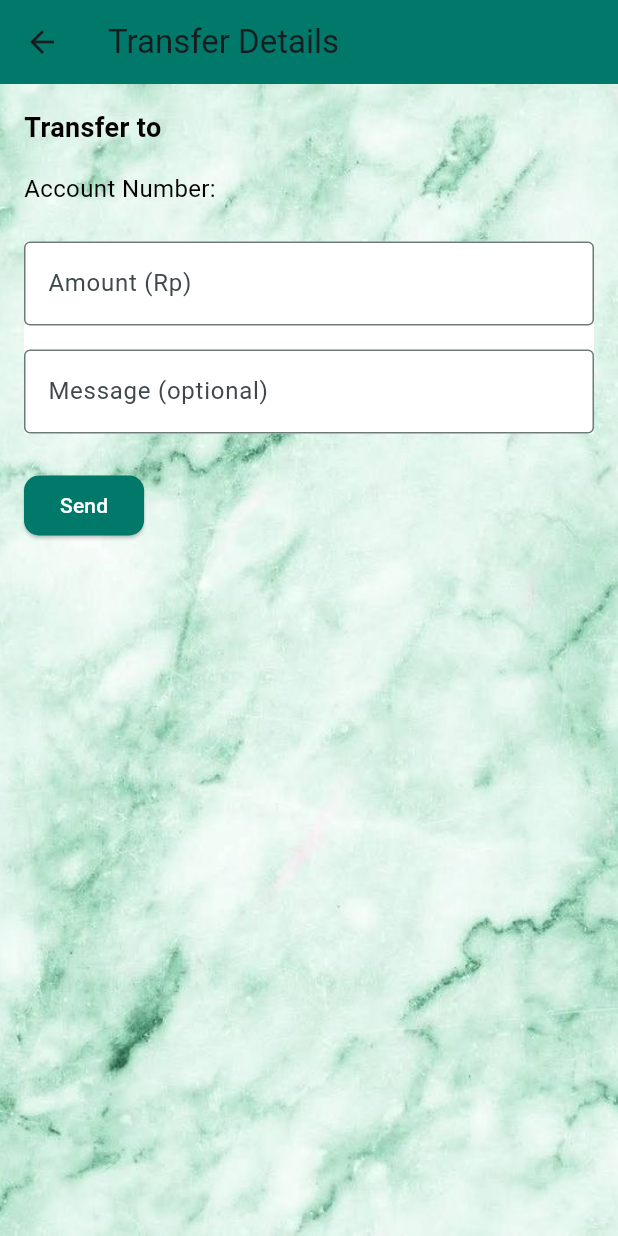
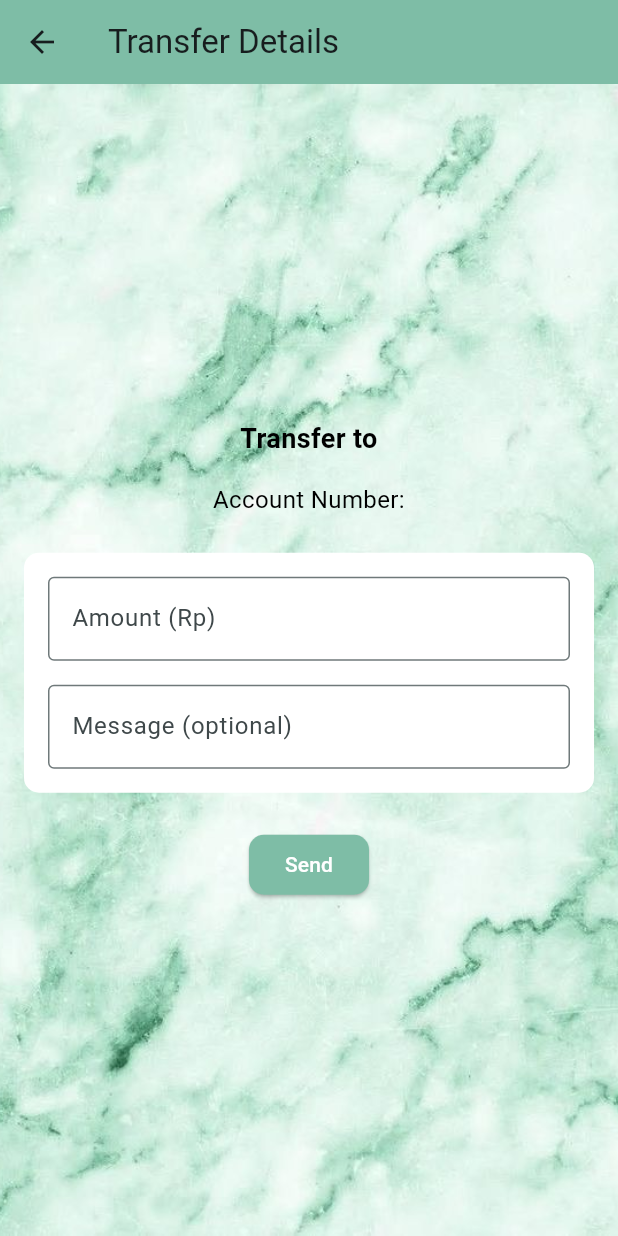
Before and after one commit to iunoz/uts_mobile_banking, a Flutter app: the TransferDetailScreen screen opened directly with empty values, on a phone screen of 412 x 824 dp. Run offline on Flutter 3.47's test engine with Material 3 defaults, Android fonts, the light colour scheme and no system bars; our stand-ins replace animated_splash_screen, font_awesome_flutter, image_picker, lottie, qr_flutter, shared_preferences; missing offline and left inert: qr_code_scanner; accounts and stored records are empty.

Commit message:
transfer details ui

```diff
--- a/lib/screens/transfer_detail_screen.dart
+++ b/lib/screens/transfer_detail_screen.dart
@@ -23,35 +23,59 @@ class _TransferDetailScreenState extends State<TransferDetailScreen> {
     return Scaffold(
       appBar: AppBar(
         title: const Text('Transfer Details'),
-        backgroundColor: Color(0xFF00796B), // Menggunakan warna teal yang baru
+        backgroundColor: const Color(0xFF7EBDA6), // Mengubah warna app bar
       ),
       body: Container(
         decoration: const BoxDecoration(
           image: DecorationImage(
-            image: AssetImage('assets/images/bg.jpg'), // Path ke background image
+            image:
+                AssetImage('assets/images/bg.jpg'), // Path ke background image
             fit: BoxFit.cover, // Sesuaikan gambar dengan layar
           ),
         ),
         padding: const EdgeInsets.all(16.0),
+        child: Center(
+          // Menggunakan Center untuk mengatur posisi
           child: Column(
-          crossAxisAlignment: CrossAxisAlignment.start, // Tambahkan untuk mengatur alignment
+            mainAxisAlignment:
+                MainAxisAlignment.center, // Pusatkan kolom secara vertikal
+            crossAxisAlignment:
+                CrossAxisAlignment.center, // Pusatkan kolom secara horizontal
             children: [
               Text(
                 'Transfer to ${widget.accountName}',
-              style: const TextStyle(fontSize: 18, fontWeight: FontWeight.bold, color: Colors.black), // Ubah warna teks menjadi hitam
+                style: const TextStyle(
+                  fontSize: 18,
+                  fontWeight: FontWeight.bold,
+                  color: Colors.black, // Warna teks tetap hitam
+                ),
+                textAlign: TextAlign.center, // Pusatkan teks
               ),
               const SizedBox(height: 16),
               Text(
                 'Account Number: ${widget.accountNumber}',
-              style: const TextStyle(fontSize: 16, color: Colors.black), // Ubah warna teks menjadi hitam
+                style: const TextStyle(
+                  fontSize: 16,
+                  color: Colors.black, // Warna teks tetap hitam
+                ),
+                textAlign: TextAlign.center, // Pusatkan teks
               ),
               const SizedBox(height: 24),
               // Container untuk background putih pada input
               Container(
+                padding: const EdgeInsets.all(
+                    16.0), // Tambahkan padding dalam container
+                decoration: BoxDecoration(
                   color: Colors.white, // Ubah background menjadi putih
+                  borderRadius: BorderRadius.circular(
+                      10), // Tambahkan border radius untuk sudut
+                ),
                 child: Column(
                   children: [
-                  TextField(
+                    Container(
+                      color: Colors
+                          .white, // Warna latar belakang putih untuk amount input
+                      child: TextField(
                         controller: _amountController,
                         keyboardType: TextInputType.number,
                         decoration: const InputDecoration(
@@ -59,12 +83,17 @@ class _TransferDetailScreenState extends State<TransferDetailScreen> {
                           border: OutlineInputBorder(),
                         ),
                       ),
+                    ),
                     const SizedBox(height: 16),
-                  TextField(
+                    Container(
+                      color: Colors
+                          .white, // Warna latar belakang putih untuk message input
+                      child: TextField(
                         controller: _messageController,
                         decoration: const InputDecoration(
                           labelText: 'Message (optional)',
                           border: OutlineInputBorder(),
+                        ),
                       ),
                     ),
                   ],
@@ -87,9 +116,11 @@ class _TransferDetailScreenState extends State<TransferDetailScreen> {
                   }
                 },
                 style: ElevatedButton.styleFrom(
-                backgroundColor: Color(0xFF00796B), // Menggunakan warna teal yang baru
+                  backgroundColor:
+                      const Color(0xFF7EBDA6), // Mengubah warna tombol
                   shape: RoundedRectangleBorder(
-                  borderRadius: BorderRadius.circular(10), // Tambahkan border radius
+                    borderRadius:
+                        BorderRadius.circular(10), // Tambahkan border radius
                   ),
                 ),
                 child: const Text(
@@ -102,6 +133,7 @@ class _TransferDetailScreenState extends State<TransferDetailScreen> {
             ],
           ),
         ),
+      ),
     );
   }
 
```
Lines whose indentation alone changed are shown as unchanged.
